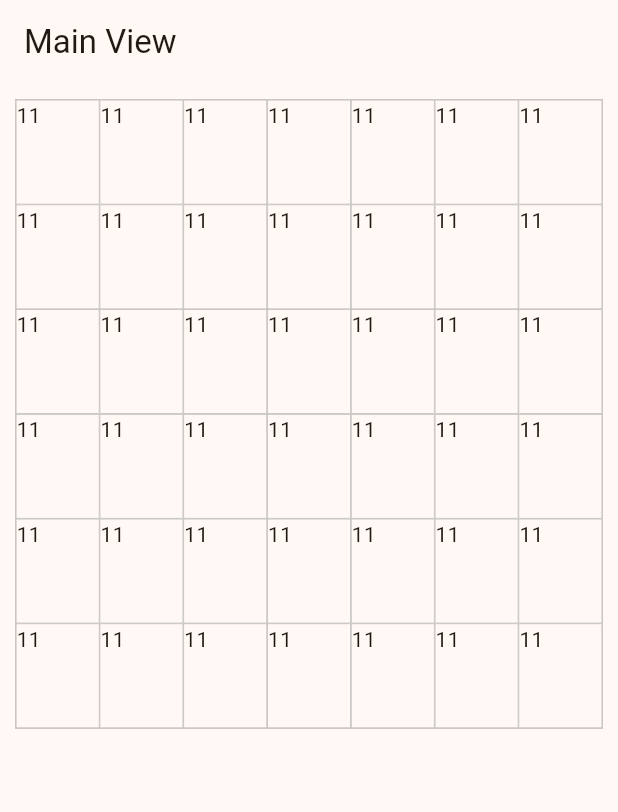
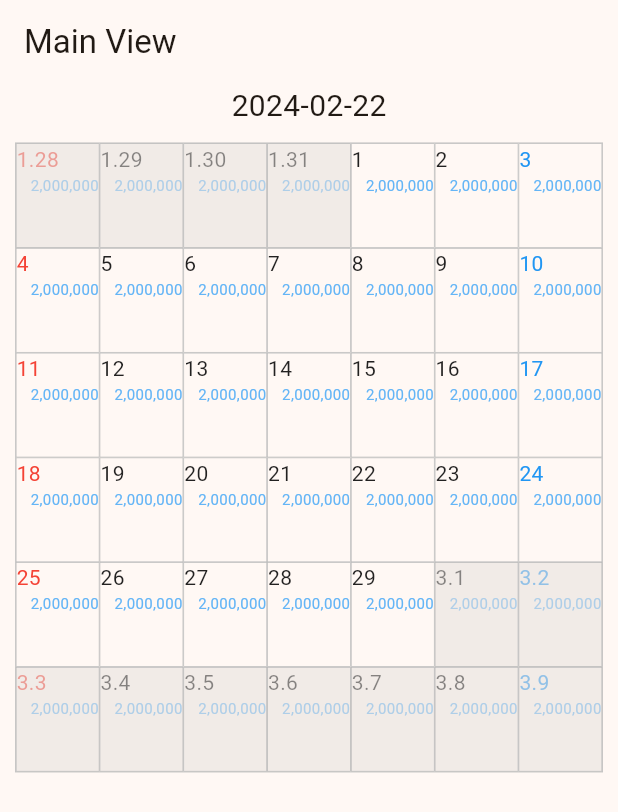
Before and after one commit to kanggo1111/hair_designer_sales_manage2, a Flutter app: the screen it shows once a user with an empty profile is signed in, on a phone screen of 412 x 824 dp. Shown: the top 812 px of the screen. Run offline on Flutter 3.47's test engine with Material 3 defaults, Android fonts, the phone set to English and light mode, and no system bars; our stand-ins replace firebase_auth, firebase_core, get; accounts and stored records are empty.

Commit message:
[devel] calendar #1
Deatails:
calendar #1

```diff
--- a/lib/view/calendar.dart
+++ b/lib/view/calendar.dart
@@ -1,26 +1,115 @@
 import 'package:flutter/material.dart';
+import 'package:intl/intl.dart';
+
+Color calendarBorderColor = Colors.grey[400]!;
+double calendarBorderWidth = 0.5;
 
 class Calendar extends StatelessWidget {
   Calendar({super.key});
 
-  Color calendarBorderColor = Colors.grey[400]!;
-  double calendarBorderWidth = 0.5;
 
   var now = DateTime.now();
 
+  int getStartingDay(DateTime now) {
+    switch (DateFormat('E')
+        .format(DateTime(now.year, now.month, 1))
+        .toUpperCase()) {
+      case 'SUN':
+        return 0;
+      case 'MON':
+        return 1;
+      case 'TUE':
+        return 2;
+      case 'WED':
+        return 3;
+      case 'THU':
+        return 4;
+      case 'FRI':
+        return 5;
+      case 'SAT':
+        return 6;
+      default:
+        return -1;
+    }
+  }
+
   @override
   Widget build(BuildContext context) {
-    return Container(
-      margin: EdgeInsets.all(10),
-      decoration: BoxDecoration(border: Border.all(color: calendarBorderColor, width: calendarBorderWidth)),
-      child: GridView.builder(
-        shrinkWrap: true,
-        gridDelegate:
-            SliverGridDelegateWithFixedCrossAxisCount(crossAxisCount: 7, childAspectRatio: 0.8),
-        itemCount: 42,
-        itemBuilder: (context, index) => Container(decoration: BoxDecoration(border: Border.all(color: calendarBorderColor, width: calendarBorderWidth)),
-        child: Text('11'),)
-      ),
+    int startingDay = getStartingDay(now);
+
+    return Column(
+      children: [
+        Text(
+          DateFormat('y-MM-dd').format(now),
+          style: TextStyle(fontSize: 20),
+        ),
+        Container(
+          margin: EdgeInsets.all(10),
+          decoration: BoxDecoration(
+              border: Border.all(
+                  color: calendarBorderColor, width: calendarBorderWidth)),
+          child: GridView.builder(
+              shrinkWrap: true,
+              gridDelegate: SliverGridDelegateWithFixedCrossAxisCount(
+                  crossAxisCount: 7, childAspectRatio: 0.8),
+              itemCount: 42,
+              itemBuilder: (context, index) {
+                String day = DateFormat('MM-dd').format(DateTime(
+                    now.year, now.month, 1 - startingDay + index));
+                return DayContainer(now, day, index);
+              }),
+        ),
+      ],
     );
   }
 }
+
+Widget DayContainer(DateTime now, String day, int index) {
+  String dayText = '';
+  Color dayColor = Colors.black87;
+  Color priceColor = Colors.blue[300]!;
+  bool needShadow = false;
+
+  if(index % 7 == 0){
+    dayColor = Colors.red;
+  }else if(index % 7 == 6){
+    dayColor = Colors.blue;
+  }
+
+  if(int.parse(day.substring(0, 2)) != now.month){
+    if(day.substring(0, 1) == '0'){
+      day = day.substring(1, day.length);
+    }
+    day = day.replaceAll('-0', '.').replaceAll('-', '.');
+    dayText = day;
+    needShadow = true;
+    dayColor = dayColor.withOpacity(0.5);
+    priceColor = priceColor.withOpacity(0.5);
+  }else{
+    dayText = int.parse(day.substring(3, 5)).toString();
+  }
+
+  return Stack(
+    children: [
+      Container(
+        decoration: BoxDecoration(
+            border: Border.all(
+                color: calendarBorderColor,
+                width: calendarBorderWidth)),
+        child: Column(
+          crossAxisAlignment: CrossAxisAlignment.start,
+          children: [
+            Text(dayText, style: TextStyle(color: dayColor),),
+            Row(
+              mainAxisAlignment: MainAxisAlignment.end,
+              children: [
+                Text('2,000,000', style: TextStyle(fontSize: 10, color: priceColor),),
+              ],
+            ),
+          ],
+        ),
+      ),
+      if(needShadow) Container(color: Colors.grey.withOpacity(0.15))
+    ],
+  );
+}
--- a/pubspec.yaml
+++ b/pubspec.yaml
@@ -39,6 +39,7 @@ dependencies:
   firebase_auth: ^4.17.5
   cloud_firestore: ^4.15.5
   get:
+  intl: ^0.19.0
 
 dev_dependencies:
   flutter_test:
```
Also changed, not shown: pubspec.lock, 1 other file.
